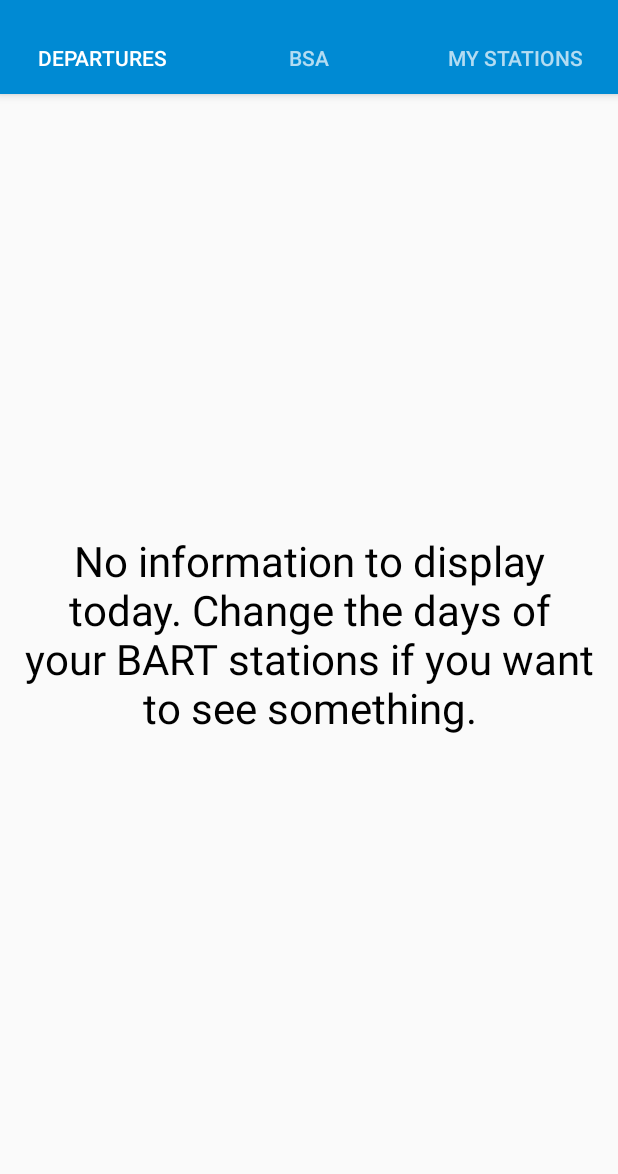
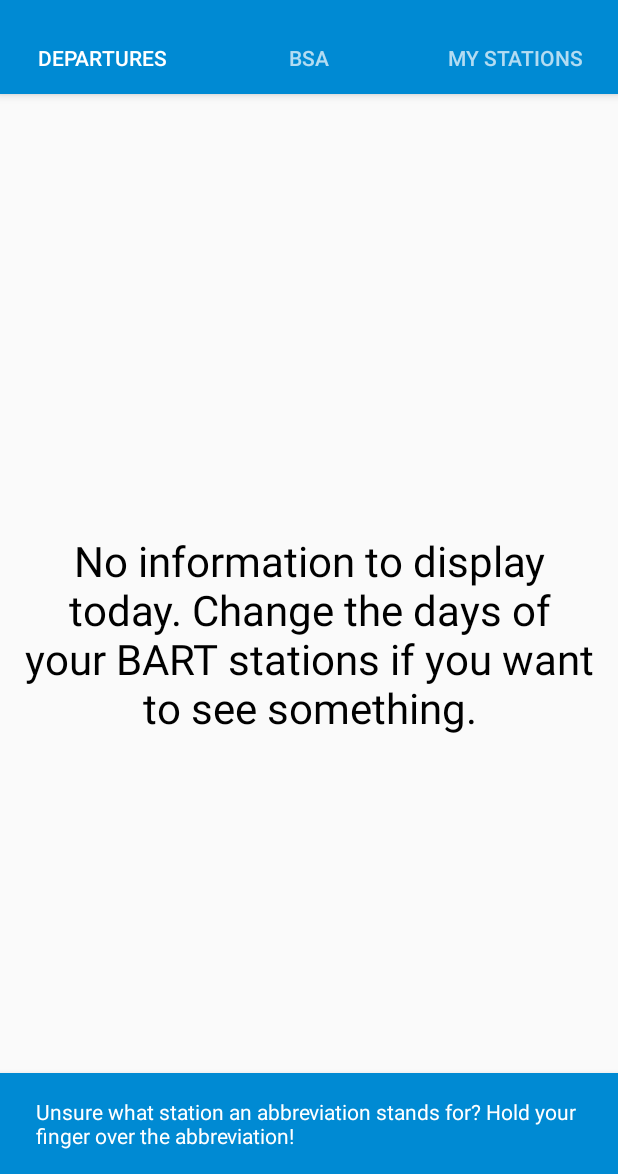
Before and after one commit to jchio001/Will-I-Miss-Bart, an Android app: the DeparturesFragment screen opened directly, with no data from a screen before it, on a phone screen of 412 x 824 dp, the part 62-1236 px from its top. Run offline under Robolectric (Android 15) with nearby library versions, the phone set to English and light mode, and no system bars; our stand-ins replace ButterKnife, EventBus; libraries missing offline, so code that uses them is left out: com.joanzapata.iconify; 3 statements that could not run were skipped.

Commit message:
v1 is ready(ish)
- Added tips to tell user how to do some things

```diff
--- a/app/build.gradle
+++ b/app/build.gradle
@@ -7,8 +7,8 @@ android {
         applicationId "com.app.jonathan.willimissbart"
         minSdkVersion 16
         targetSdkVersion 25
-        versionCode 5
-        versionName "0.4"
+        versionCode 6
+        versionName "1.0"
         testInstrumentationRunner "android.support.test.runner.AndroidJUnitRunner"
     }
     buildTypes {
--- a/app/src/main/java/com/app/jonathan/willimissbart/Activities/Onboarding/StationInputActivity.java
+++ b/app/src/main/java/com/app/jonathan/willimissbart/Activities/Onboarding/StationInputActivity.java
@@ -137,7 +137,7 @@ public class StationInputActivity extends AppCompatActivity
 
         // stop spamming the button idiot
         if (bartDataElemViewHolders.size() >= 5) {
-            Utils.showSnackBar(this, parent, R.color.red, getString(R.string.plz_stop));
+            Utils.showSnackbar(this, parent, R.color.red, R.string.plz_stop);
             addStationButton.setEnabled(true);
             doneButton.setEnabled(true);
             return;
@@ -180,7 +180,7 @@ public class StationInputActivity extends AppCompatActivity
             startActivity(intent);
             finish();
         } else {
-            Utils.showSnackBar(this, parent, R.color.red, getString(R.string.all_invalid_data));
+            Utils.showSnackbar(this, parent, R.color.red, R.string.all_invalid_data);
         }
     }
 
--- a/app/src/main/java/com/app/jonathan/willimissbart/Fragments/BsaFragment.java
+++ b/app/src/main/java/com/app/jonathan/willimissbart/Fragments/BsaFragment.java
@@ -7,6 +7,7 @@ import android.support.v4.widget.SwipeRefreshLayout;
 import android.view.LayoutInflater;
 import android.view.View;
 import android.view.ViewGroup;
+import android.widget.LinearLayout;
 import android.widget.ListView;
 import android.widget.Toast;
 
@@ -19,6 +20,7 @@ import com.app.jonathan.willimissbart.Adapters.SimpleLargeTextListAdapter;
 import com.app.jonathan.willimissbart.Enums.RefreshStateEnum;
 import com.app.jonathan.willimissbart.Enums.StyleEnum;
 import com.app.jonathan.willimissbart.Listeners.SwipeRefresh.BsaRefreshListener;
+import com.app.jonathan.willimissbart.Misc.Utils;
 import com.app.jonathan.willimissbart.R;
 
 import org.greenrobot.eventbus.EventBus;
@@ -41,7 +43,7 @@ public class BsaFragment extends Fragment {
     @SuppressWarnings("unchecked")
     @Override
     public void onCreate(@Nullable Bundle savedInstanceState) {
-        super.onCreate(savedInstanceState);;
+        super.onCreate(savedInstanceState);
         adapter = new SimpleLargeTextListAdapter(getActivity(), new ArrayList<>())
                 .setStyle(StyleEnum.NO_STYLE);
     }
--- a/app/src/main/java/com/app/jonathan/willimissbart/Fragments/DeparturesFragment.java
+++ b/app/src/main/java/com/app/jonathan/willimissbart/Fragments/DeparturesFragment.java
@@ -2,6 +2,7 @@ package com.app.jonathan.willimissbart.Fragments;
 
 import android.os.Bundle;
 import android.support.annotation.Nullable;
+import android.support.design.widget.CoordinatorLayout;
 import android.support.v4.app.Fragment;
 import android.support.v4.widget.SwipeRefreshLayout;
 import android.util.Log;
@@ -41,6 +42,7 @@ import butterknife.ButterKnife;
 // Fragments kind of suck...
 @SuppressWarnings("unchecked")
 public class DeparturesFragment extends Fragment {
+    @Bind(R.id.departures_parent) CoordinatorLayout parent;
     @Bind(R.id.main_swl) SwipeRefreshLayout mainSWL;
     @Bind(R.id.main_feed_layout) LinearLayout mainFeedLayout;
     @Bind(R.id.progressBar) ProgressBar progressBar;
@@ -97,6 +99,8 @@ public class DeparturesFragment extends Fragment {
         } else {
             handleNothingToFetch();
         }
+
+        Utils.showTipSnackBar(getActivity(), parent, R.color.bartBlue);
     }
 
     @Override
--- a/app/src/main/java/com/app/jonathan/willimissbart/Misc/Constants.java
+++ b/app/src/main/java/com/app/jonathan/willimissbart/Misc/Constants.java
@@ -1,4 +1,6 @@
 package com.app.jonathan.willimissbart.Misc;
+
+import com.app.jonathan.willimissbart.R;
 
 public class Constants {
     // SHARED PREFERENCE KEYS
@@ -22,4 +24,7 @@ public class Constants {
 
     // VIBRATION PATTERN
     public static long[] VIBRATION_PATTERN = {0, 1000, 1000};
+
+    // TIPS
+    public static int[] TIP_IDS = {R.string.tip_1, R.string.tip_2};
 }
--- a/app/src/main/java/com/app/jonathan/willimissbart/Misc/Utils.java
+++ b/app/src/main/java/com/app/jonathan/willimissbart/Misc/Utils.java
@@ -7,6 +7,7 @@ import android.media.AudioManager;
 import android.os.Bundle;
 import android.os.Vibrator;
 import android.support.design.widget.Snackbar;
+import android.support.v4.content.ContextCompat;
 import android.view.View;
 import android.widget.TextView;
 
@@ -28,6 +29,7 @@ import java.lang.reflect.Type;
 import java.util.ArrayList;
 import java.util.List;
 import java.util.Locale;
+import java.util.Random;
 import java.util.Set;
 
 public class Utils {
@@ -121,16 +123,6 @@ public class Utils {
         return false;
     }
 
-    public static Snackbar showSnackBar(Context context, View parent, int colorId, String message) {
-        Snackbar snackbar = Snackbar.make(parent, message, Snackbar.LENGTH_LONG);
-        View rootView = snackbar.getView();
-        snackbar.getView().setBackgroundColor(context.getResources().getColor(colorId));
-        TextView tv = (TextView) rootView.findViewById(android.support.design.R.id.snackbar_text);
-        tv.setTextColor(context.getResources().getColor(R.color.white));
-        snackbar.show();
-        return snackbar;
-    }
-
     public static String generateTimerText(int seconds) {
         long minutesLeft = seconds / 60;
         long secondsLeft = seconds % 60;
@@ -164,4 +156,36 @@ public class Utils {
         return minAsInt * 60 * ((minAsInt > 5) ? 95 : 90) / 100
             - ((int) ((System.currentTimeMillis() / 1000) - timeInSeconds));
     }
+
+    public static Snackbar showSnackbar(Context context, View parent, int colorId, int stringId) {
+        Snackbar snackbar = Snackbar.make(parent, stringId, Snackbar.LENGTH_LONG);
+        snackbar.getView().setBackgroundColor(ContextCompat.getColor(context, colorId));
+        View rootView = snackbar.getView();
+        TextView tv = (TextView) rootView.findViewById(android.support.design.R.id.snackbar_text);
+        tv.setTextColor(ContextCompat.getColor(context, R.color.white));
+        snackbar.show();
+        return snackbar;
+    }
+
+    public static Snackbar showSnackbar(Context context,
+                                        View parent,
+                                        int colorId,
+                                        int stringId,
+                                        int duration) {
+        Snackbar snackbar = Snackbar.make(parent, stringId, Snackbar.LENGTH_LONG);
+        snackbar.getView().setBackgroundColor(ContextCompat.getColor(context, colorId));
+        snackbar.setDuration(duration);
+        View rootView = snackbar.getView();
+        TextView tv = (TextView) rootView.findViewById(android.support.design.R.id.snackbar_text);
+        tv.setTextColor(ContextCompat.getColor(context, R.color.white));
+        snackbar.show();
+        return snackbar;
+    }
+
+    public static Snackbar showTipSnackBar(Context context,
+                                           View parent,
+                                           int colorId) {
+        int tipId = Constants.TIP_IDS[new Random().nextInt(2)];
+        return showSnackbar(context, parent, colorId, tipId, 10000);
+    }
 }
--- a/app/src/main/res/layout/fragment_departures.xml
+++ b/app/src/main/res/layout/fragment_departures.xml
@@ -1,8 +1,15 @@
 <?xml version="1.0" encoding="utf-8"?>
-<RelativeLayout xmlns:android="http://schemas.android.com/apk/res/android"
+
+<android.support.design.widget.CoordinatorLayout
+    xmlns:android="http://schemas.android.com/apk/res/android"
+    android:id="@+id/departures_parent"
     android:layout_width="match_parent"
     android:layout_height="match_parent"
-    android:orientation="vertical"
+    android:orientation="vertical">
+
+    <RelativeLayout
+        android:layout_width="match_parent"
+        android:layout_height="match_parent"
         android:padding="@dimen/activity_vertical_margin" >
 
         <ProgressBar
@@ -55,3 +62,5 @@
         </android.support.v4.widget.SwipeRefreshLayout>
 
     </RelativeLayout>
+
+</android.support.design.widget.CoordinatorLayout>
--- a/app/src/main/res/values/strings.xml
+++ b/app/src/main/res/values/strings.xml
@@ -28,6 +28,8 @@
     <string name="r_u_stupid">You don\'t need a timer for a leaving train.</string>
     <string name="starting_timer">Timer started.</string>
     <string name="too_late">The train probably left already.</string>
+    <string name="tip_1">Did you know? If you press on a estimate, you can set a timer to notify you when that train leaves!</string>
+    <string name="tip_2">Unsure what station an abbreviation stands for? Hold your finger over the abbreviation!</string>
 
     <!-- Timer dialog -->
     <string name="timer_notif_title">How many minutes early do you want the timer to trigger?</string>
```
Lines whose indentation alone changed are shown as unchanged.
